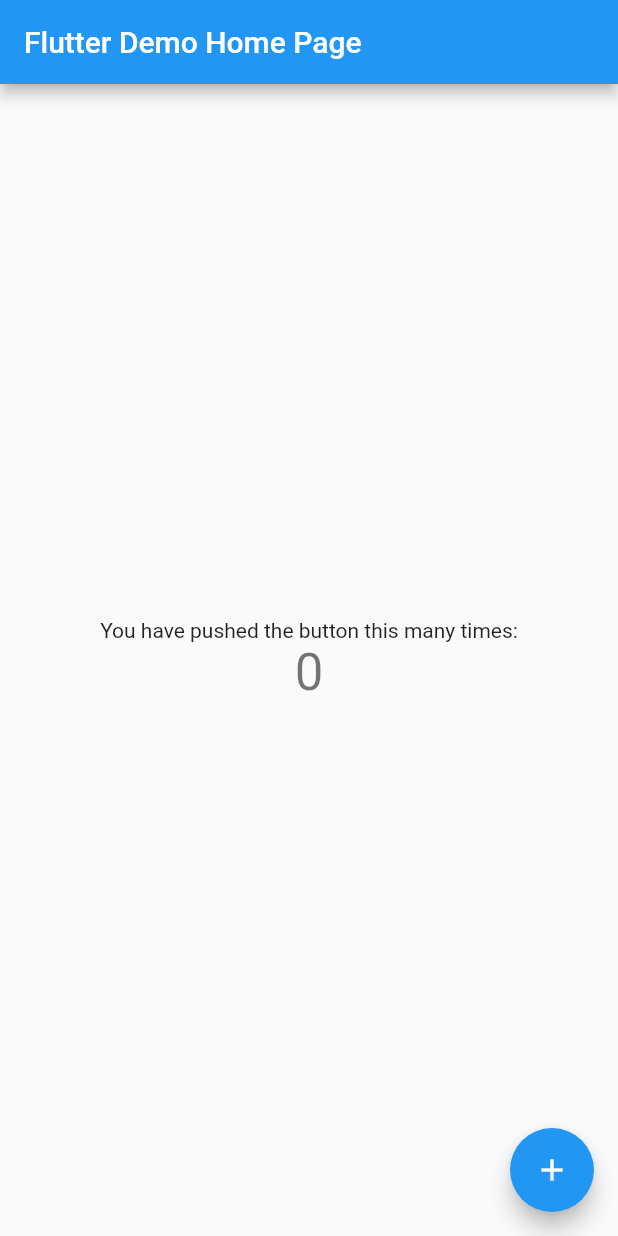
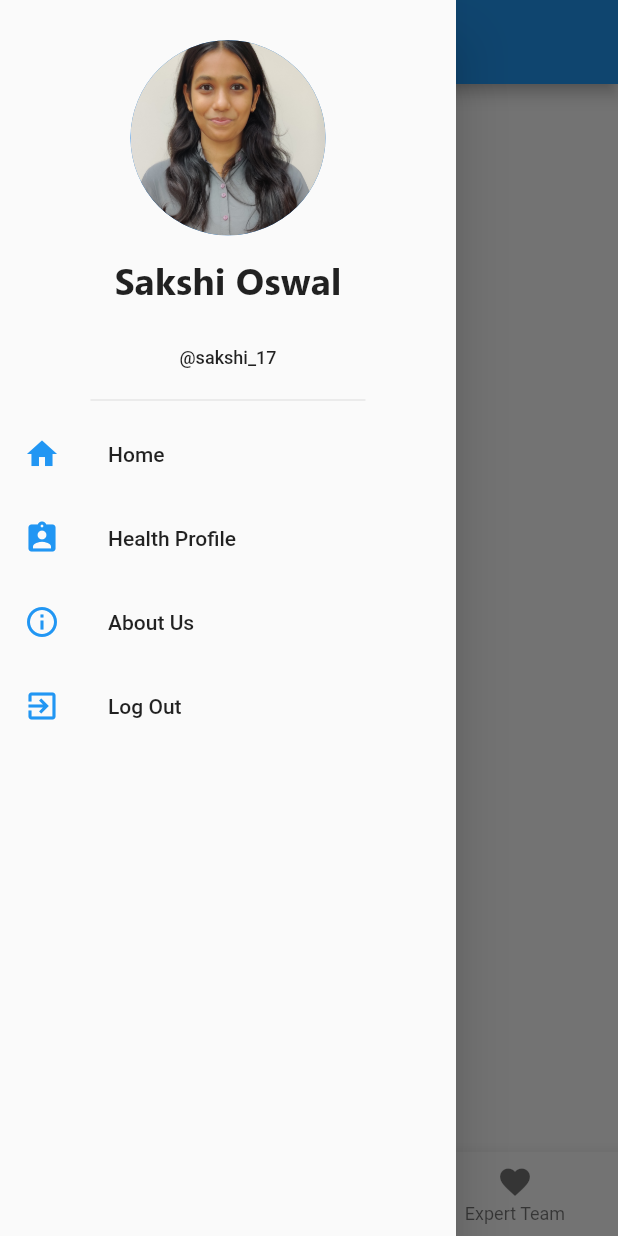
Before and after one commit to sakshi170920/Pcos-App, a Flutter app: the screen it shows after launch, with the side drawer open (before the commit the screen has no drawer), on a phone screen of 412 x 824 dp. Run offline on Flutter 3.47's test engine with Material 2 defaults, Android fonts, the phone set to English and light mode, and no system bars.

Commit message:
Added drawer and bottom tabs functionalities

```diff
--- /dev/null
+++ b/Flutter-App/pcos_app/lib/homepage.dart
@@ -0,0 +1,53 @@
+//import 'package:flutter/material.dart';
+
+import 'package:flutter/material.dart';
+import 'package:flutter/widgets.dart';
+import 'package:pcos_app/widgets/AppDrawer.dart';
+
+class HomePage extends StatefulWidget {
+  static final String id = "HomePage";
+  HomePage({Key key}) : super(key: key);
+
+  @override
+  HomePageState createState() => HomePageState();
+}
+
+class HomePageState extends State<HomePage> {
+  int selectedIndex = 0;
+  final widgetOptions = [
+    Text('Beer List'),
+    Text('Add new beer'),
+    Text('Favourites'),
+  ];
+
+  @override
+  Widget build(BuildContext context) {
+    return Scaffold(
+      appBar: AppBar(
+        title: Text('Flutter App'),
+      ),
+      drawer: AppDrawer(),
+      body: Center(
+        child: widgetOptions.elementAt(selectedIndex),
+      ),
+      bottomNavigationBar: BottomNavigationBar(
+        items: <BottomNavigationBarItem>[
+          BottomNavigationBarItem(icon: Icon(Icons.people), title: Text('Community')),
+          BottomNavigationBarItem(
+              icon: Icon(Icons.lightbulb_outline), title: Text('Health Insights')),
+          BottomNavigationBarItem(
+              icon: Icon(Icons.favorite), title: Text('Expert Team')),
+        ],
+        currentIndex: selectedIndex,
+        fixedColor: Colors.lightBlue,
+        onTap: onItemTapped,
+      ),
+    );
+  }
+
+  void onItemTapped(int index) {
+    setState(() {
+      selectedIndex = index;
+    });
+  }
+}
--- a/Flutter-App/pcos_app/lib/main.dart
+++ b/Flutter-App/pcos_app/lib/main.dart
@@ -1,5 +1,5 @@
 import 'package:flutter/material.dart';
-
+import 'homepage.dart';
 void main() {
   runApp(MyApp());
 }
@@ -10,108 +10,16 @@ class MyApp extends StatelessWidget {
   Widget build(BuildContext context) {
     return MaterialApp(
       title: 'Flutter Demo',
+      routes: {
+        HomePage.id : (context) => HomePage(),
+      },
+      initialRoute: HomePage.id,
       theme: ThemeData(
-        // This is the theme of your application.
-        //
-        // Try running your application with "flutter run". You'll see the
-        // application has a blue toolbar. Then, without quitting the app, try
-        // changing the primarySwatch below to Colors.green and then invoke
-        // "hot reload" (press "r" in the console where you ran "flutter run",
-        // or simply save your changes to "hot reload" in a Flutter IDE).
-        // Notice that the counter didn't reset back to zero; the application
-        // is not restarted.
+
         primarySwatch: Colors.blue,
-        // This makes the visual density adapt to the platform that you run
-        // the app on. For desktop platforms, the controls will be smaller and
-        // closer together (more dense) than on mobile platforms.
         visualDensity: VisualDensity.adaptivePlatformDensity,
       ),
-      home: MyHomePage(title: 'Flutter Demo Home Page'),
+
     );
   }
 }
-
-class MyHomePage extends StatefulWidget {
-  MyHomePage({Key key, this.title}) : super(key: key);
-
-  // This widget is the home page of your application. It is stateful, meaning
-  // that it has a State object (defined below) that contains fields that affect
-  // how it looks.
-
-  // This class is the configuration for the state. It holds the values (in this
-  // case the title) provided by the parent (in this case the App widget) and
-  // used by the build method of the State. Fields in a Widget subclass are
-  // always marked "final".
-
-  final String title;
-
-  @override
-  _MyHomePageState createState() => _MyHomePageState();
-}
-
-class _MyHomePageState extends State<MyHomePage> {
-  int _counter = 0;
-
-  void _incrementCounter() {
-    setState(() {
-      // This call to setState tells the Flutter framework that something has
-      // changed in this State, which causes it to rerun the build method below
-      // so that the display can reflect the updated values. If we changed
-      // _counter without calling setState(), then the build method would not be
-      // called again, and so nothing would appear to happen.
-      _counter++;
-    });
-  }
-
-  @override
-  Widget build(BuildContext context) {
-    // This method is rerun every time setState is called, for instance as done
-    // by the _incrementCounter method above.
-    //
-    // The Flutter framework has been optimized to make rerunning build methods
-    // fast, so that you can just rebuild anything that needs updating rather
-    // than having to individually change instances of widgets.
-    return Scaffold(
-      appBar: AppBar(
-        // Here we take the value from the MyHomePage object that was created by
-        // the App.build method, and use it to set our appbar title.
-        title: Text(widget.title),
-      ),
-      body: Center(
-        // Center is a layout widget. It takes a single child and positions it
-        // in the middle of the parent.
-        child: Column(
-          // Column is also a layout widget. It takes a list of children and
-          // arranges them vertically. By default, it sizes itself to fit its
-          // children horizontally, and tries to be as tall as its parent.
-          //
-          // Invoke "debug painting" (press "p" in the console, choose the
-          // "Toggle Debug Paint" action from the Flutter Inspector in Android
-          // Studio, or the "Toggle Debug Paint" command in Visual Studio Code)
-          // to see the wireframe for each widget.
-          //
-          // Column has various properties to control how it sizes itself and
-          // how it positions its children. Here we use mainAxisAlignment to
-          // center the children vertically; the main axis here is the vertical
-          // axis because Columns are vertical (the cross axis would be
-          // horizontal).
-          mainAxisAlignment: MainAxisAlignment.center,
-          children: <Widget>[
-            Text(
-              'You have pushed the button this many times:',
-            ),
-            Text(
-              '$_counter',
-              style: Theme.of(context).textTheme.headline4,
-            ),
-          ],
-        ),
-      ),
-      floatingActionButton: FloatingActionButton(
-        onPressed: _incrementCounter,
-        tooltip: 'Increment',
-        child: Icon(Icons.add),
-      ), // This trailing comma makes auto-formatting nicer for build methods.
-    );
-  }
-}
--- /dev/null
+++ b/Flutter-App/pcos_app/lib/widgets/AppDrawer.dart
@@ -0,0 +1,150 @@
+import 'package:flutter/cupertino.dart';
+import 'package:flutter/material.dart';
+import 'package:pcos_app/homepage.dart';
+class AppDrawer extends StatelessWidget {
+  @override
+  Widget build(BuildContext context) {
+
+    return Drawer(
+      child: Column(
+        children: [
+          Expanded(
+            flex: 5,
+            child: DrawerHeader(
+              child: Column(
+                crossAxisAlignment: CrossAxisAlignment.center,
+                children: [
+                  Expanded(
+                    flex: 5,
+                    child: Container(
+                      height: 90,
+                      width: 130,
+                      child: CircleAvatar(
+                        radius: 80,
+                        backgroundImage: AssetImage("assets/images/profile.jpg"),
+                      ),
+                    ),
+                  ),
+                  Expanded(
+                    flex: 2,
+                    child: Padding(
+                      padding: const EdgeInsets.symmetric(vertical: 2.0),
+                      child: Text("Sakshi Oswal",
+                        style: TextStyle(fontFamily: 'SegoeUI-Bold',fontSize: 25,fontWeight: FontWeight.bold,decoration: TextDecoration.none),
+
+                      ),
+                    ),
+                  ),
+                  Expanded(
+                    flex: 1,
+                    child: Padding(
+                      padding: const EdgeInsets.symmetric(vertical: 3.0),
+                      child: Text("@sakshi_17", textAlign: TextAlign.left,
+                        style: TextStyle(fontSize: 12,decoration: TextDecoration.none),
+                      ),
+                    ),
+                  ),
+                ],
+              ),
+            ),
+          ),
+          Expanded(
+            flex: 10,
+
+            child: ListView(
+              children: [
+                DrawerListItem(icon: Icons.home,title: "Home", id : HomePage.id,
+                ),
+                DrawerListItem(icon: Icons.assignment_ind , title: "Health Profile", id: null,
+                ),
+                DrawerListItem(icon: Icons.info_outline,title: "About Us", id : null,
+                ),
+                DrawerListItem(icon: Icons.exit_to_app,title: "Log Out", id : null,
+                ),
+
+              ],
+            ),
+          ),
+
+        ],
+      ),
+
+
+    );
+  }
+}
+class DrawerListItem extends StatelessWidget {
+  final IconData icon;
+  final String id;
+  final String title;
+  DrawerListItem({@required this.icon, @required this.id, @required this.title});
+  @override
+  Widget build(BuildContext context) {
+    return ListTile(
+      leading: Icon(icon,color: Colors.blue,),
+      title: Text(title),
+    );
+  }
+}
+
+
+//class DrawerListItem extends StatelessWidget {
+//  final IconData icon;
+//  final String id;
+//  final String title;
+//  DrawerListItem({@required this.icon, @required this.id, @required this.title});
+//  @override
+//  Widget build(BuildContext context) {
+//    return ListTile(
+//      leading: Icon(icon),
+//      title: Text(title),
+//      onTap: (){
+//        Navigator.of(context).pop();
+//        print(id);
+//        if(id == Login.id)
+//        {
+//          setLoginStatus(false);
+//          Navigator.of(context).pushNamedAndRemoveUntil(id, (route) => false);
+//          print("heello");
+//          return;
+//        }
+//        bool currentRouteIsHome = false;
+//        bool currentRouteIsNewRoute = false;
+//
+//        Navigator.popUntil(context, (currentRoute) {
+//          // This is just a way to access currentRoute; the top route in the
+//          // Navigator stack.
+//          if (currentRoute.settings.name ==   HomePage.id ) {
+//            currentRouteIsHome = true;
+//          }
+//          if (currentRoute.settings.name == id ) {
+//            currentRouteIsNewRoute = true;
+//          }
+//
+//          // Return true so popUntil() pops nothing.
+//          return true;
+//        });
+//
+//        // Switch screen
+//        if (!currentRouteIsNewRoute) {
+//          // Only switch screen if new route is different from current route.
+//          if (currentRouteIsHome) {
+//            // Navigate from home to non-home screen.
+//            Navigator.pushNamed(context, id);
+//          } else {
+//            if ( id == HomePage.id) {
+//              // Navigate from non-home screen to home.
+//              Navigator.pop(context);
+//            } else {
+//              // Navigate from non-home screen to non-home screen.
+//              Navigator.popAndPushNamed(context, id);
+//            }
+//          }
+//        }
+//
+//      },
+//    );
+//  }
+//
+//
+//}
```
Also changed, not shown: Flutter-App/pcos_app/pubspec.yaml (+12 -1 lines), Flutter-App/pcos_app/assets/fonts/Helvetica.ttf (added), Flutter-App/pcos_app/assets/fonts/futuramediumbt.ttf (added), Flutter-App/pcos_app/assets/fonts/segoe-ui-bold.ttf (added), Flutter-App/pcos_app/assets/images/profile.jpg (added).
